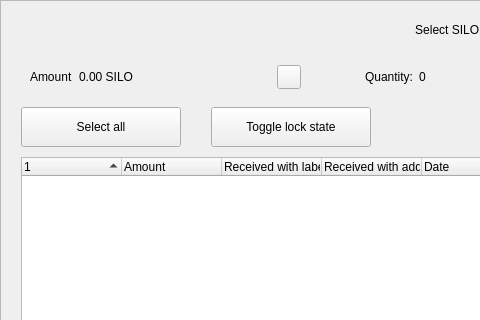
Old version of the form src/qt/forms/coincontroldialog.ui in the repository pandagrows/seed2need-silo-coin; both pictures show x 0 to 480 and y 0 to 320 of the 1000 by 650 pixel window.
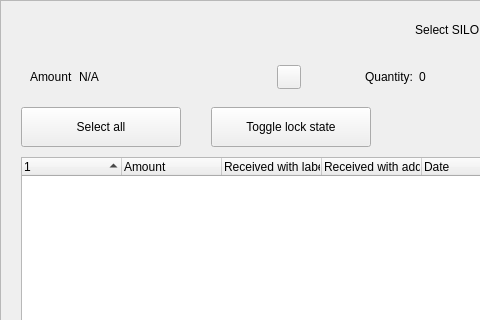
New version of the form. Custom widgets are drawn as their Qt base class.

The edit to the form file:
```diff
--- a/src/qt/forms/coincontroldialog.ui
+++ b/src/qt/forms/coincontroldialog.ui
@@ -144,7 +144,7 @@
            <item>
             <widget class="QLabel" name="labelCoinControlAmount">
              <property name="text">
-              <string>0.00 SILO</string>
+              <string notr="true">N/A</string>
              </property>
             </widget>
            </item>
```
Left out of the diff: 6 changed lines with no effect on the pictures.
